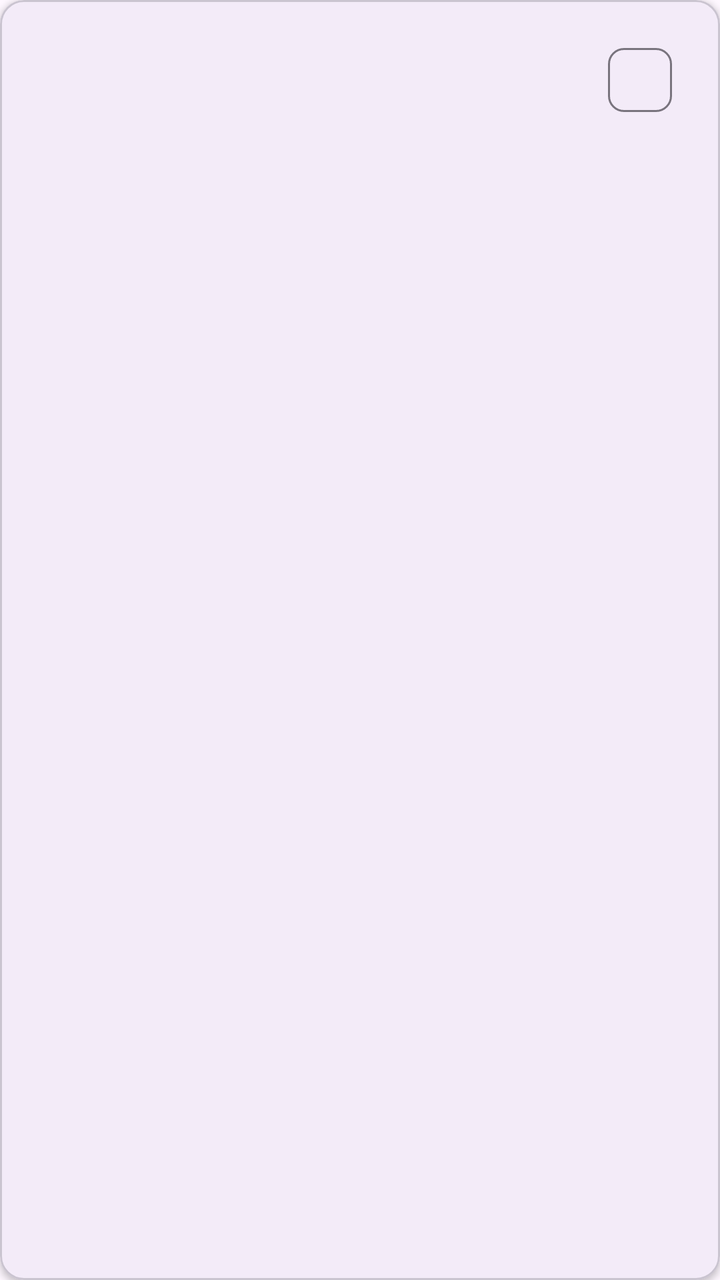
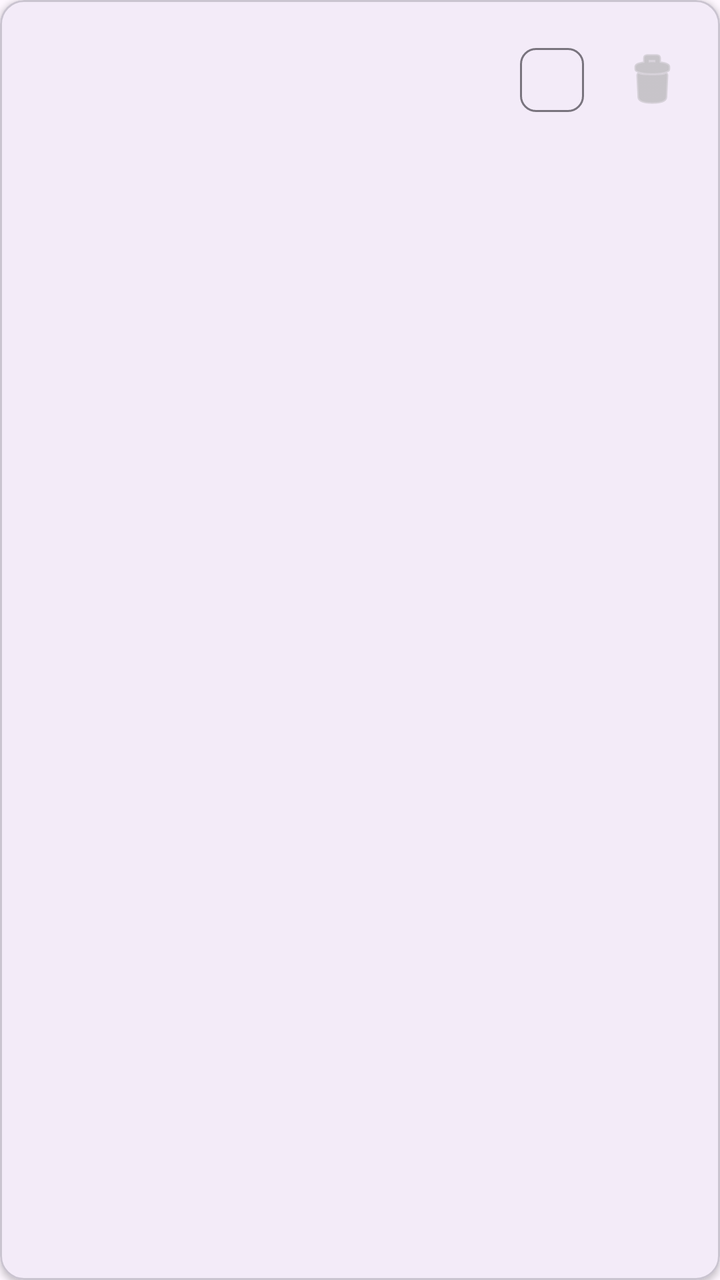

Two renders of the same Android screen: before a commit and after it. Below are the layout's source before the change and the commit's diff.
<!-- AndroidManifest.xml: application theme Theme.MemoApp -->
<!-- res/layout/item_symbol.xml -->
<?xml version="1.0" encoding="utf-8"?>
<com.google.android.material.card.MaterialCardView xmlns:android="http://schemas.android.com/apk/res/android"
    xmlns:app="http://schemas.android.com/apk/res-auto"
    android:layout_width="match_parent"
    android:layout_height="wrap_content"
    android:layout_margin="8dp"
    app:cardElevation="2dp">

    <LinearLayout
        android:layout_width="match_parent"
        android:layout_height="wrap_content"
        android:orientation="vertical"
        android:padding="16dp">

        <LinearLayout
            android:layout_width="match_parent"
            android:layout_height="wrap_content"
            android:orientation="horizontal"
            android:gravity="center_vertical">

            <TextView
                android:id="@+id/text_symbol_title"
                android:layout_width="0dp"
                android:layout_height="wrap_content"
                android:layout_weight="1"
                android:textSize="18sp"
                android:textStyle="bold" />

            <com.google.android.material.chip.Chip
                android:id="@+id/chip_language"
                android:layout_width="wrap_content"
                android:layout_height="wrap_content"
                android:layout_marginStart="8dp" />
        </LinearLayout>

        <TextView
            android:id="@+id/text_symbol_content"
            android:layout_width="match_parent"
            android:layout_height="wrap_content"
            android:layout_marginTop="4dp"
            android:ellipsize="end"
            android:maxLines="3" />

        <com.google.android.material.chip.ChipGroup
            android:id="@+id/chip_group_item_tags"
            android:layout_width="match_parent"
            android:layout_height="wrap_content"
            android:layout_marginTop="4dp" />

    </LinearLayout>

</com.google.android.material.card.MaterialCardView>
<!-- resources referenced by this layout -->
<resources>
  <style name="Theme.MemoApp" parent="Base.Theme.MemoApp" />
  <style name="Base.Theme.MemoApp" parent="Theme.Material3.DayNight.NoActionBar">
          
          
      </style>
</resources>

<!-- the commit's change to res/layout/item_symbol.xml (unified diff, before → after) -->
@@ -31,6 +31,16 @@
                 android:layout_width="wrap_content"
                 android:layout_height="wrap_content"
                 android:layout_marginStart="8dp" />
+
+            <ImageButton
+                android:id="@+id/btn_delete"
+                android:layout_width="36dp"
+                android:layout_height="36dp"
+                android:layout_marginStart="8dp"
+                android:background="?attr/selectableItemBackgroundBorderless"
+                android:contentDescription="Delete"
+                android:src="@android:drawable/ic_menu_delete"
+                app:tint="@android:color/darker_gray" />
         </LinearLayout>
 
         <TextView
